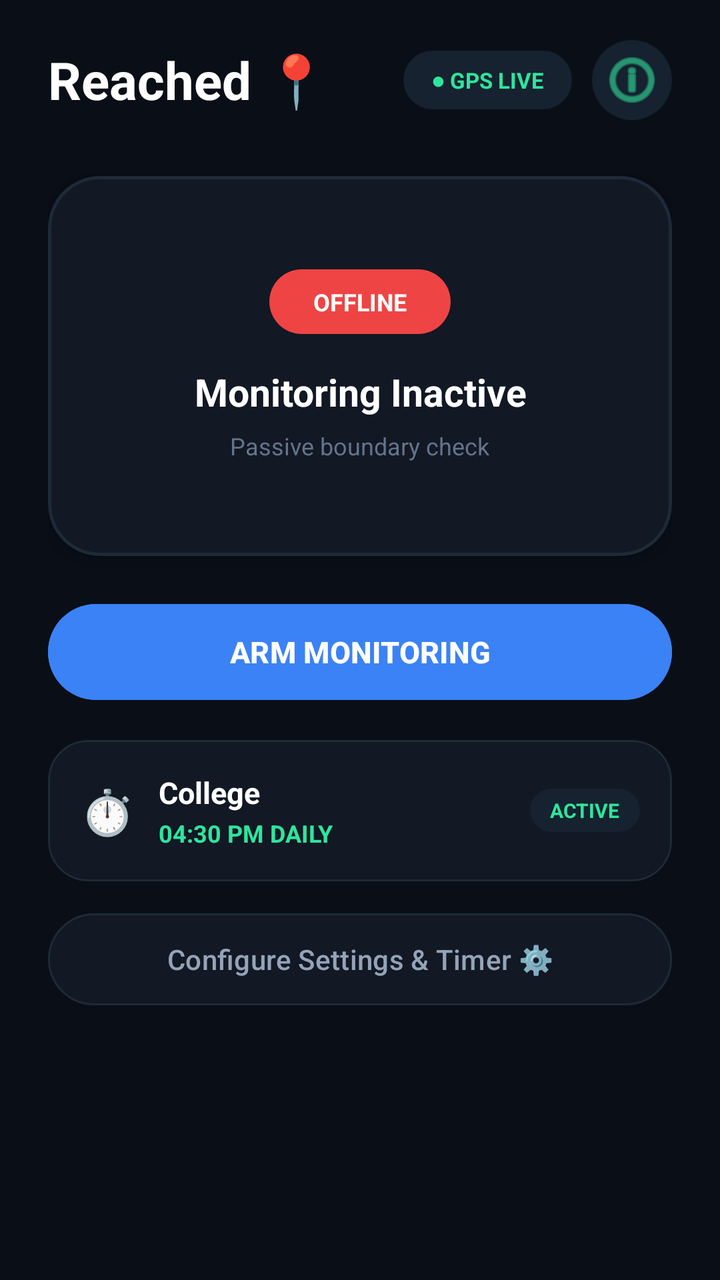
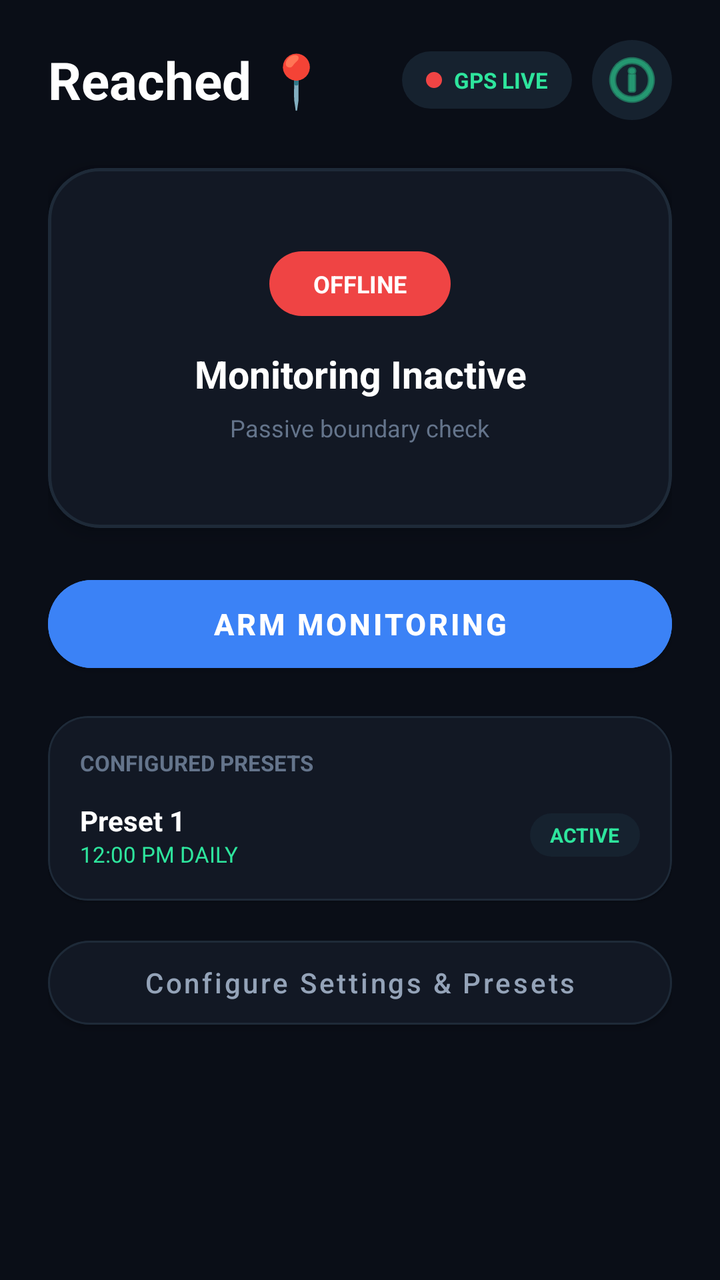

The first picture is an Android layout as it rendered before a commit; the second is the same layout after the commit. The layout source and the unified diff follow.
<!-- AndroidManifest.xml: application theme Theme.Pohachalo -->
<!-- res/layout/activity_main.xml -->
<?xml version="1.0" encoding="utf-8"?>
<ScrollView xmlns:android="http://schemas.android.com/apk/res/android"
    xmlns:app="http://schemas.android.com/apk/res-auto"
    android:layout_width="match_parent"
    android:layout_height="match_parent"
    android:background="#0A0E17"
    android:fillViewport="true">

    <LinearLayout
        android:layout_width="match_parent"
        android:layout_height="wrap_content"
        android:gravity="center_horizontal"
        android:orientation="vertical"
        android:paddingHorizontal="24dp"
        android:paddingTop="20dp"
        android:paddingBottom="28dp">

        
        <LinearLayout
            android:layout_width="match_parent"
            android:layout_height="wrap_content"
            android:gravity="center_vertical"
            android:orientation="horizontal">

            <TextView
                android:layout_width="0dp"
                android:layout_height="wrap_content"
                android:layout_weight="1"
                android:text="Reached 📍"
                android:textColor="#FFFFFF"
                android:textSize="26sp"
                android:textStyle="bold" />

            <TextView
                android:layout_width="wrap_content"
                android:layout_height="wrap_content"
                android:background="@drawable/badge_pill"
                android:paddingHorizontal="14dp"
                android:paddingVertical="7dp"
                android:text="● GPS LIVE"
                android:textColor="#2EE59D"
                android:textSize="11sp"
                android:textStyle="bold" />

            <ImageButton
                android:id="@+id/btnAppGuide"
                android:layout_width="40dp"
                android:layout_height="40dp"
                android:layout_marginStart="10dp"
                android:background="@drawable/badge_pill"
                android:contentDescription="Guide"
                android:src="@android:drawable/ic_menu_info_details"
                app:tint="#2EE59D" />
        </LinearLayout>

        
        <com.google.android.material.card.MaterialCardView
            android:id="@+id/cardStatusFloating"
            android:layout_width="match_parent"
            android:layout_height="190dp"
            android:layout_marginTop="28dp"
            app:cardBackgroundColor="#121824"
            app:cardCornerRadius="26dp"
            app:cardElevation="6dp"
            app:strokeColor="#1E2A38"
            app:strokeWidth="1.5dp">

            <LinearLayout
                android:layout_width="match_parent"
                android:layout_height="match_parent"
                android:gravity="center"
                android:orientation="vertical"
                android:padding="20dp">

                <TextView
                    android:id="@+id/tvStatusBadge"
                    android:layout_width="wrap_content"
                    android:layout_height="wrap_content"
                    android:background="@drawable/badge_pill"
                    android:backgroundTint="#EF4444"
                    android:paddingHorizontal="22dp"
                    android:paddingVertical="8dp"
                    android:text="OFFLINE"
                    android:textColor="#FFFFFF"
                    android:textSize="12sp"
                    android:textStyle="bold" />

                <TextView
                    android:id="@+id/tvStatusText"
                    android:layout_width="wrap_content"
                    android:layout_height="wrap_content"
                    android:layout_marginTop="16dp"
                    android:gravity="center"
                    android:text="Monitoring Inactive"
                    android:textColor="#FFFFFF"
                    android:textSize="19sp"
                    android:textStyle="bold" />

                <TextView
                    android:layout_width="wrap_content"
                    android:layout_height="wrap_content"
                    android:layout_marginTop="6dp"
                    android:text="Passive boundary check"
                    android:textColor="#64748B"
                    android:textSize="12sp" />
            </LinearLayout>
        </com.google.android.material.card.MaterialCardView>

        
        <com.google.android.material.button.MaterialButton
            android:id="@+id/btnToggle"
            android:layout_width="match_parent"
            android:layout_height="56dp"
            android:layout_marginTop="20dp"
            android:backgroundTint="#3B82F6"
            android:text="ARM MONITORING"
            android:textColor="#FFFFFF"
            android:textSize="15sp"
            android:textStyle="bold"
            app:cornerRadius="28dp" />

        
        <com.google.android.material.card.MaterialCardView
            android:layout_width="match_parent"
            android:layout_height="wrap_content"
            android:layout_marginTop="16dp"
            app:cardBackgroundColor="#121824"
            app:cardCornerRadius="20dp"
            app:strokeColor="#1E2A38"
            app:strokeWidth="1dp">

            <LinearLayout
                android:layout_width="match_parent"
                android:layout_height="wrap_content"
                android:gravity="center_vertical"
                android:orientation="horizontal"
                android:padding="16dp">

                <TextView
                    android:layout_width="wrap_content"
                    android:layout_height="wrap_content"
                    android:text="⏱️"
                    android:textSize="22sp" />

                <LinearLayout
                    android:layout_width="0dp"
                    android:layout_height="wrap_content"
                    android:layout_marginStart="12dp"
                    android:layout_weight="1"
                    android:orientation="vertical">

                    <TextView
                        android:id="@+id/tvActiveSlotTitle"
                        android:layout_width="wrap_content"
                        android:layout_height="wrap_content"
                        android:text="College"
                        android:textColor="#FFFFFF"
                        android:textSize="15sp"
                        android:textStyle="bold" />

                    <TextView
                        android:id="@+id/tvTimerSummary"
                        android:layout_width="wrap_content"
                        android:layout_height="wrap_content"
                        android:layout_marginTop="2dp"
                        android:text="04:30 PM DAILY"
                        android:textColor="#2EE59D"
                        android:textSize="12sp"
                        android:textStyle="bold" />
                </LinearLayout>

                <TextView
                    android:layout_width="wrap_content"
                    android:layout_height="wrap_content"
                    android:background="@drawable/badge_pill"
                    android:paddingHorizontal="10dp"
                    android:paddingVertical="4dp"
                    android:text="ACTIVE"
                    android:textColor="#2EE59D"
                    android:textSize="10sp"
                    android:textStyle="bold" />
            </LinearLayout>
        </com.google.android.material.card.MaterialCardView>

        
        <com.google.android.material.button.MaterialButton
            android:id="@+id/btnOpenSettings"
            android:layout_width="match_parent"
            android:layout_height="54dp"
            android:layout_marginTop="12dp"
            android:backgroundTint="#121824"
            android:text="Configure Settings &amp; Timer ⚙️"
            android:textAllCaps="false"
            android:textColor="#94A3B8"
            app:cornerRadius="27dp"
            app:strokeColor="#1E2A38"
            app:strokeWidth="1dp" />

    </LinearLayout>
</ScrollView>
<!-- resources referenced by this layout -->
<resources>
  <!-- drawable badge_pill (drawable) -->
  <?xml version="1.0" encoding="utf-8"?>
  <shape xmlns:android="http://schemas.android.com/apk/res/android">
      <corners android:radius="50dp" />
      <solid android:color="#16222F" />
  </shape>
  <style name="Theme.Pohachalo" parent="Base.Theme.Pohachalo" />
  <style name="Base.Theme.Pohachalo" parent="Theme.Material3.DayNight.NoActionBar">
          
          
      </style>
</resources>

<!-- the commit's change to res/layout/activity_main.xml (unified diff, before → after) -->
@@ -13,7 +13,7 @@
         android:orientation="vertical"
         android:paddingHorizontal="24dp"
         android:paddingTop="20dp"
-        android:paddingBottom="28dp">
+        android:paddingBottom="32dp">
 
         
         <LinearLayout
@@ -31,16 +31,30 @@
                 android:textSize="26sp"
                 android:textStyle="bold" />
 
-            <TextView
+            
+            <LinearLayout
                 android:layout_width="wrap_content"
                 android:layout_height="wrap_content"
                 android:background="@drawable/badge_pill"
-                android:paddingHorizontal="14dp"
-                android:paddingVertical="7dp"
-                android:text="● GPS LIVE"
-                android:textColor="#2EE59D"
-                android:textSize="11sp"
-                android:textStyle="bold" />
+                android:gravity="center_vertical"
+                android:orientation="horizontal"
+                android:paddingHorizontal="12dp"
+                android:paddingVertical="7dp">
+
+                <View
+                    android:layout_width="8dp"
+                    android:layout_height="8dp"
+                    android:layout_marginEnd="6dp"
+                    android:background="@drawable/red_dot" />
+
+                <TextView
+                    android:layout_width="wrap_content"
+                    android:layout_height="wrap_content"
+                    android:text="GPS LIVE"
+                    android:textColor="#2EE59D"
+                    android:textSize="11sp"
+                    android:textStyle="bold" />
+            </LinearLayout>
 
             <ImageButton
                 android:id="@+id/btnAppGuide"
@@ -57,8 +71,8 @@
         <com.google.android.material.card.MaterialCardView
             android:id="@+id/cardStatusFloating"
             android:layout_width="match_parent"
-            android:layout_height="190dp"
-            android:layout_marginTop="28dp"
+            android:layout_height="180dp"
+            android:layout_marginTop="24dp"
             app:cardBackgroundColor="#121824"
             app:cardCornerRadius="26dp"
             app:cardElevation="6dp"
@@ -123,7 +137,7 @@
         <com.google.android.material.card.MaterialCardView
             android:layout_width="match_parent"
             android:layout_height="wrap_content"
-            android:layout_marginTop="16dp"
+            android:layout_marginTop="18dp"
             app:cardBackgroundColor="#121824"
             app:cardCornerRadius="20dp"
             app:strokeColor="#1E2A38"
@@ -132,53 +146,173 @@
             <LinearLayout
                 android:layout_width="match_parent"
                 android:layout_height="wrap_content"
-                android:gravity="center_vertical"
-                android:orientation="horizontal"
+                android:orientation="vertical"
                 android:padding="16dp">
 
                 <TextView
                     android:layout_width="wrap_content"
                     android:layout_height="wrap_content"
-                    android:text="⏱️"
-                    android:textSize="22sp" />
-
+                    android:text="CONFIGURED PRESETS"
+                    android:textColor="#64748B"
+                    android:textSize="11sp"
+                    android:textStyle="bold" />
+
+                
                 <LinearLayout
-                    android:layout_width="0dp"
-                    android:layout_height="wrap_content"
-                    android:layout_marginStart="12dp"
-                    android:layout_weight="1"
-                    android:orientation="vertical">
+                    android:id="@+id/itemSlot1"
+                    android:layout_width="match_parent"
+                    android:layout_height="wrap_content"
+                    android:layout_marginTop="12dp"
+                    android:gravity="center_vertical"
+                    android:orientation="horizontal">
+
+                    <LinearLayout
+                        android:layout_width="0dp"
+                        android:layout_height="wrap_content"
+                        android:layout_weight="1"
+                        android:orientation="vertical">
+
+                        <TextView
+                            android:id="@+id/tvSlot1Name"
+                            android:layout_width="wrap_content"
+                            android:layout_height="wrap_content"
+                            android:text="Preset 1"
+                            android:textColor="#FFFFFF"
+                            android:textSize="14sp"
+                            android:textStyle="bold" />
+
+                        <TextView
+                            android:id="@+id/tvSlot1Time"
+                            android:layout_width="wrap_content"
+                            android:layout_height="wrap_content"
+                            android:text="12:00 PM DAILY"
+                            android:textColor="#2EE59D"
+                            android:textSize="11sp" />
+                    </LinearLayout>
 
                     <TextView
-                        android:id="@+id/tvActiveSlotTitle"
+                        android:id="@+id/tvSlot1Badge"
                         android:layout_width="wrap_content"
                         android:layout_height="wrap_content"
-                        android:text="College"
-                        android:textColor="#FFFFFF"
-                        android:textSize="15sp"
-                        android:textStyle="bold" />
-
-                    <TextView
-                        android:id="@+id/tvTimerSummary"
-                        android:layout_width="wrap_content"
-                        android:layout_height="wrap_content"
-                        android:layout_marginTop="2dp"
-                        android:text="04:30 PM DAILY"
+                        android:background="@drawable/badge_pill"
+                        android:paddingHorizontal="10dp"
+                        android:paddingVertical="4dp"
+                        android:text="ACTIVE"
                         android:textColor="#2EE59D"
-                        android:textSize="12sp"
+                        android:textSize="10sp"
                         android:textStyle="bold" />
                 </LinearLayout>
 
-                <TextView
-                    android:layout_width="wrap_content"
-                    android:layout_height="wrap_content"
-                    android:background="@drawable/badge_pill"
-                    android:paddingHorizontal="10dp"
-                    android:paddingVertical="4dp"
-                    android:text="ACTIVE"
-                    android:textColor="#2EE59D"
-                    android:textSize="10sp"
-                    android:textStyle="bold" />
+                
+                <View
+                    android:id="@+id/divSlot2"
+                    android:layout_width="match_parent"
+                    android:layout_height="1dp"
+                    android:layout_marginVertical="10dp"
+                    android:background="#1E2A38"
+                    android:visibility="gone" />
+
+                
+                <LinearLayout
+                    android:id="@+id/itemSlot2"
+                    android:layout_width="match_parent"
+                    android:layout_height="wrap_content"
+                    android:gravity="center_vertical"
+                    android:orientation="horizontal"
+                    android:visibility="gone">
+
+                    <LinearLayout
+                        android:layout_width="0dp"
+                        android:layout_height="wrap_content"
+                        android:layout_weight="1"
+                        android:orientation="vertical">
+
+                        <TextView
+                            android:id="@+id/tvSlot2Name"
+                            android:layout_width="wrap_content"
+                            android:layout_height="wrap_content"
+                            android:text="Preset 2"
+                            android:textColor="#FFFFFF"
+                            android:textSize="14sp"
+                            android:textStyle="bold" />
+
+                        <TextView
+                            android:id="@+id/tvSlot2Time"
+                            android:layout_width="wrap_content"
+                            android:layout_height="wrap_content"
+                            android:text="12:00 PM DAILY"
+                            android:textColor="#2EE59D"
+                            android:textSize="11sp" />
+                    </LinearLayout>
+
+                    <TextView
+                        android:id="@+id/tvSlot2Badge"
+                        android:layout_width="wrap_content"
+                        android:layout_height="wrap_content"
+                        android:background="@drawable/badge_pill"
+                        android:paddingHorizontal="10dp"
+                        android:paddingVertical="4dp"
+                        android:text="ACTIVE"
+                        android:textColor="#2EE59D"
+                        android:textSize="10sp"
+                        android:textStyle="bold" />
+                </LinearLayout>
+
+                
+                <View
+                    android:id="@+id/divSlot3"
+                    android:layout_width="match_parent"
+                    android:layout_height="1dp"
+                    android:layout_marginVertical="10dp"
+                    android:background="#1E2A38"
+                    android:visibility="gone" />
+
+                
+                <LinearLayout
+                    android:id="@+id/itemSlot3"
+                    android:layout_width="match_parent"
+                    android:layout_height="wrap_content"
+                    android:gravity="center_vertical"
+                    android:orientation="horizontal"
+                    android:visibility="gone">
+
+                    <LinearLayout
+                        android:layout_width="0dp"
+                        android:layout_height="wrap_content"
+                        android:layout_weight="1"
+                        android:orientation="vertical">
+
+                        <TextView
+                            android:id="@+id/tvSlot3Name"
+                            android:layout_width="wrap_content"
+                            android:layout_height="wrap_content"
+                            android:text="Preset 3"
+                            android:textColor="#FFFFFF"
+                            android:textSize="14sp"
+                            android:textStyle="bold" />
+
+                        <TextView
+                            android:id="@+id/tvSlot3Time"
+                            android:layout_width="wrap_content"
+                            android:layout_height="wrap_content"
+                            android:text="12:00 PM DAILY"
+                            android:textColor="#2EE59D"
+                            android:textSize="11sp" />
+                    </LinearLayout>
+
+                    <TextView
+                        android:id="@+id/tvSlot3Badge"
+                        android:layout_width="wrap_content"
+                        android:layout_height="wrap_content"
+                        android:background="@drawable/badge_pill"
+                        android:paddingHorizontal="10dp"
+                        android:paddingVertical="4dp"
+                        android:text="ACTIVE"
+                        android:textColor="#2EE59D"
+                        android:textSize="10sp"
+                        android:textStyle="bold" />
+                </LinearLayout>
+
             </LinearLayout>
         </com.google.android.material.card.MaterialCardView>
 
@@ -187,9 +321,9 @@
             android:id="@+id/btnOpenSettings"
             android:layout_width="match_parent"
             android:layout_height="54dp"
-            android:layout_marginTop="12dp"
+            android:layout_marginTop="14dp"
             android:backgroundTint="#121824"
-            android:text="Configure Settings &amp; Timer ⚙️"
+            android:text="Configure Settings &amp; Presets"
             android:textAllCaps="false"
             android:textColor="#94A3B8"
             app:cornerRadius="27dp"
<!-- resource entries referenced after the edit -->
@@ -6,10 +6,14 @@
       <corners android:radius="50dp" />
       <solid android:color="#16222F" />
   </shape>
-  <style name="Theme.Pohachalo" parent="Base.Theme.Pohachalo" />
-  <style name="Base.Theme.Pohachalo" parent="Theme.Material3.DayNight.NoActionBar">
-          
-          
-      </style>
+  <!-- drawable red_dot (drawable) -->
+  <?xml version="1.0" encoding="utf-8"?>
+  <shape xmlns:android="http://schemas.android.com/apk/res/android"
+      android:shape="oval">
+      <solid android:color="#EF4444" />
+      <size
+          android:width="8dp"
+          android:height="8dp" />
+  </shape>
 </resources>
 
